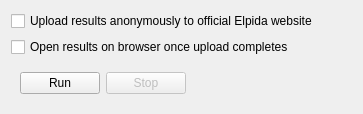
Above: apps/Qt/Views/BenchmarkRunnerControlsView/BenchmarkRunnerControlsView.ui from klapeto/elpida before the change. Below: the same form after it.
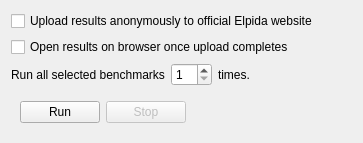
That is the form after the change.

Commit message: Added multiple benchmarks run

What changed in the file:
```diff
--- a/apps/Qt/Views/BenchmarkRunnerControlsView/BenchmarkRunnerControlsView.ui
+++ b/apps/Qt/Views/BenchmarkRunnerControlsView/BenchmarkRunnerControlsView.ui
@@ -20,6 +20,44 @@
      </property>
     </widget>
    </item>
+   <item>
+    <layout class="QHBoxLayout" name="horizontalLayout_2">
+     <item>
+      <widget class="QLabel" name="lblRun">
+       <property name="text">
+        <string>Run all selected benchmarks</string>
+       </property>
+      </widget>
+     </item>
+     <item>
+      <widget class="QSpinBox" name="spnTimes">
+       <property name="minimum">
+        <number>1</number>
+       </property>
+      </widget>
+     </item>
+     <item>
+      <widget class="QLabel" name="lblTimes">
+       <property name="text">
+        <string>times.</string>
+       </property>
+      </widget>
+     </item>
+     <item>
+      <spacer name="horizontalSpacer">
+       <property name="orientation">
+        <enum>Qt::Horizontal</enum>
+       </property>
+       <property name="sizeHint" stdset="0">
+        <size>
+         <width>40</width>
+         <height>20</height>
+        </size>
+       </property>
+      </spacer>
+     </item>
+    </layout>
+   </item>
    <item>
     <widget class="QWidget" name="controlsContainer" native="true">
      <layout class="QHBoxLayout" name="horizontalLayout">
```
The commit also changes 37 other files.
